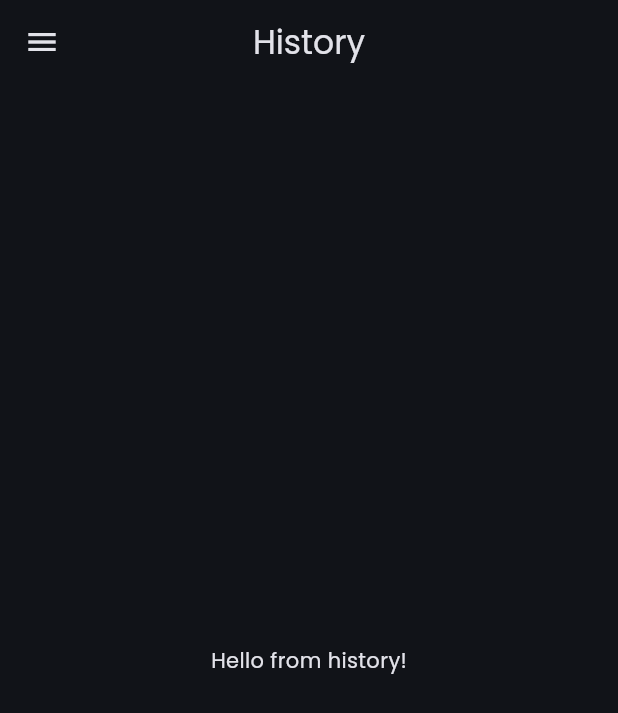
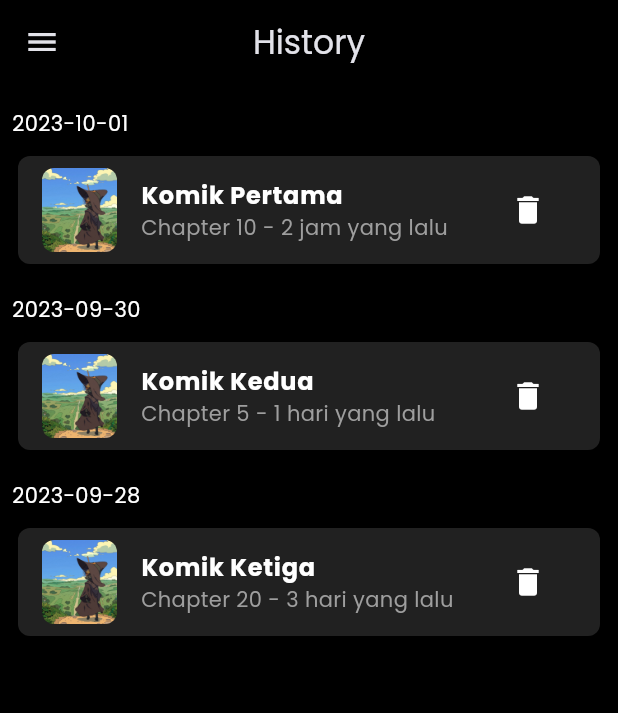
Before and after one commit to Rettorio/comicverse, a Flutter app: the HistoryScreen screen opened by its route, on a phone screen of 412 x 824 dp. Shown: the top 713 px of the screen. Run offline on Flutter 3.47's test engine with Material 3 defaults, Android fonts, the phone set to English and light mode, and no system bars; our stand-ins replace google_fonts, lucide_icons; network calls fail.

Commit message:
Deskripsi perubahan yang dilakukan

```diff
--- a/lib/history/history_screen.dart
+++ b/lib/history/history_screen.dart
@@ -2,6 +2,31 @@ import 'package:comicverse/app_drawer.dart';
 import 'package:flutter/material.dart';
 
 class HistoryScreen extends StatelessWidget {
+  // Dummy data untuk history bacaan
+  final List<Map<String, String>> historyEntries = [
+    {
+      'coverImage': 'assets/drawer_header.jpeg',
+      'title': 'Komik Pertama',
+      'chapter': 'Chapter 10',
+      'lastRead': '2 jam yang lalu',
+      'date': '2023-10-01'
+    },
+    {
+      'coverImage': 'assets/drawer_header.jpeg',
+      'title': 'Komik Kedua',
+      'chapter': 'Chapter 5',
+      'lastRead': '1 hari yang lalu',
+      'date': '2023-09-30'
+    },
+    {
+      'coverImage': 'assets/drawer_header.jpeg',
+      'title': 'Komik Ketiga',
+      'chapter': 'Chapter 20',
+      'lastRead': '3 hari yang lalu',
+      'date': '2023-09-28'
+    },
+  ];
+
   @override
   Widget build(BuildContext context) {
     return Scaffold(
@@ -9,12 +34,64 @@ class HistoryScreen extends StatelessWidget {
         title: Text('History'),
         centerTitle: true,
         elevation: 0,
+        backgroundColor: Colors.black, // AppBar dark mode
       ),
-      body: Center(
-        child: Text("Hello from history!"),
+      body: ListView.builder(
+        padding: EdgeInsets.all(8.0),
+        itemCount: historyEntries.length,
+        itemBuilder: (context, index) {
+          final entry = historyEntries[index];
+          return Column(
+            crossAxisAlignment: CrossAxisAlignment.start,
+            children: [
+              // Tanggal grup
+              Padding(
+                padding: const EdgeInsets.symmetric(vertical: 8.0),
+                child: Text(
+                  entry['date']!,
+                  style: TextStyle(color: Colors.white, fontSize: 14),
+                ),
+              ),
+              // Kartu untuk menampilkan entri history
+              Card(
+                color: Colors.grey[900], // Warna latar belakang kartu
+                elevation: 2, // Bayangan kartu
+                shape: RoundedRectangleBorder(
+                  borderRadius: BorderRadius.circular(8.0), // Sudut melengkung
+                ),
+                child: ListTile(
+                  leading: ClipRRect(
+                    borderRadius: BorderRadius.circular(8.0),
+                    child: Image.asset(
+                      entry['coverImage']!,
+                      width: 50,
+                      height: 70,
+                      fit: BoxFit.cover,
+                    ),
+                  ),
+                  title: Text(
+                    entry['title']!,
+                    style: TextStyle(color: Colors.white, fontWeight: FontWeight.bold),
+                  ),
+                  subtitle: Text(
+                    '${entry['chapter']} - ${entry['lastRead']}',
+                    style: TextStyle(color: Colors.grey),
+                  ),
+                  trailing: IconButton(
+                    icon: Icon(Icons.delete, color: Colors.white),
+                    onPressed: () {
+                      // Aksi untuk menghapus entri
+                    },
+                  ),
+                ),
+              ),
+              SizedBox(height: 8), // Jarak antar kartu
+            ],
+          );
+        },
       ),
       drawer: AppDrawer(),
+      backgroundColor: Colors.black, // Latar belakang hitam
     );
   }
-
 }
--- a/lib/library/library_screen.dart
+++ b/lib/library/library_screen.dart
@@ -142,7 +142,7 @@ class MangaCard extends StatelessWidget {
                 // Aksi ketika tombol play ditekan
               },
               child: Text(
-                'Play',
+                'Kunjungi',
                 style: TextStyle(
                   fontSize: 16.0,
                   color: Colors.blue, // Warna teks bisa disesuaikan
```
